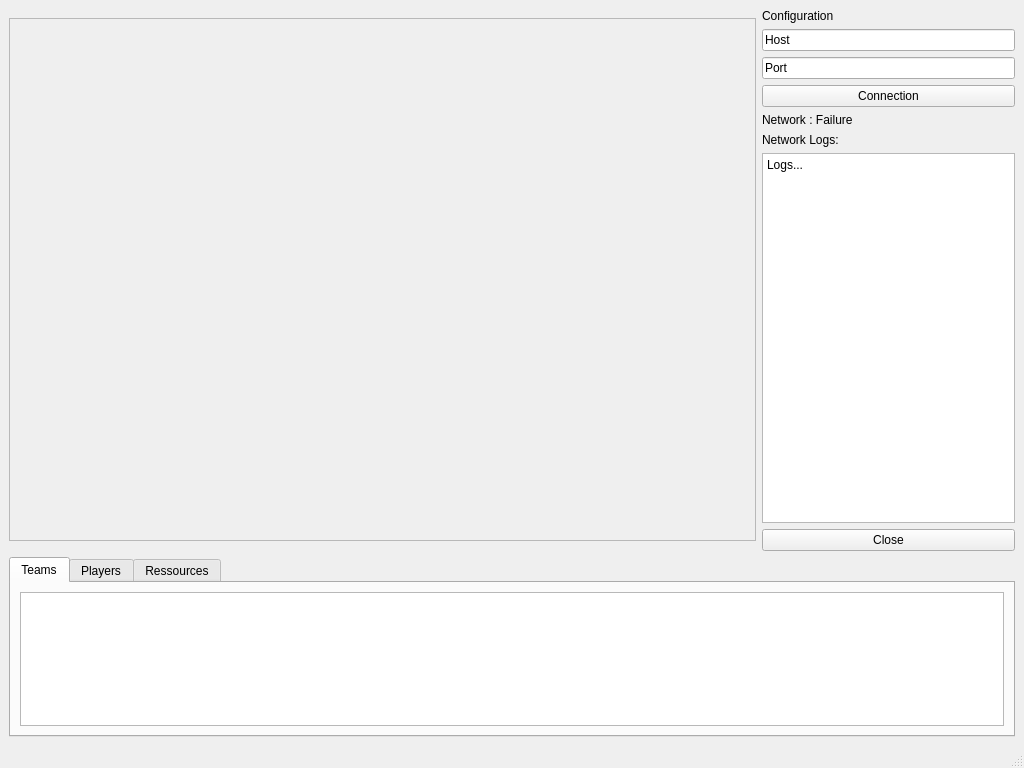
Old version of the form clientqt/src/UI/MainWindow.ui in the repository Armaldio/zappy.
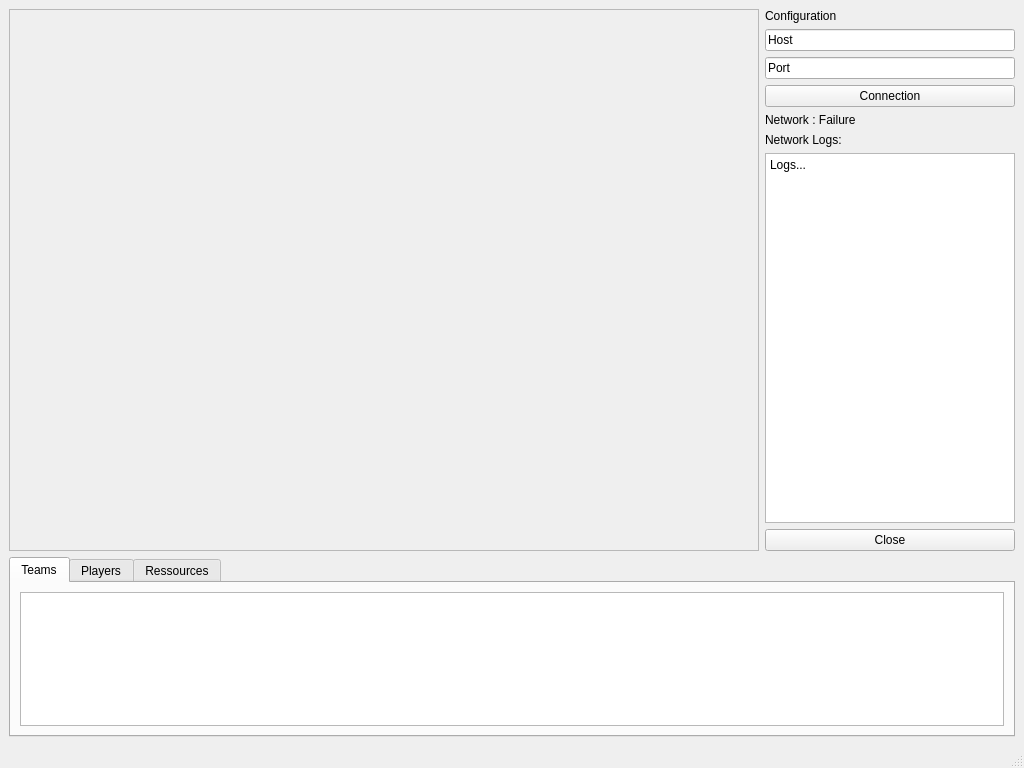
New version of the form.

What changed in the file:
```diff
--- a/clientqt/src/UI/MainWindow.ui
+++ b/clientqt/src/UI/MainWindow.ui
@@ -112,16 +112,10 @@
         </item>
         <item row="0" column="0">
          <widget class="QFrame" name="renderFrame">
-          <property name="sizePolicy">
-           <sizepolicy hsizetype="Maximum" vsizetype="Maximum">
-            <horstretch>0</horstretch>
-            <verstretch>0</verstretch>
-           </sizepolicy>
-          </property>
           <property name="minimumSize">
            <size>
-            <width>747</width>
-            <height>523</height>
+            <width>0</width>
+            <height>0</height>
            </size>
           </property>
           <property name="maximumSize">
@@ -134,7 +128,7 @@
            <cursorShape>WhatsThisCursor</cursorShape>
           </property>
           <property name="autoFillBackground">
-           <bool>false</bool>
+           <bool>true</bool>
           </property>
           <property name="frameShape">
            <enum>QFrame::StyledPanel</enum>
@@ -143,7 +137,7 @@
            <enum>QFrame::Plain</enum>
           </property>
           <property name="lineWidth">
-           <number>0</number>
+           <number>1</number>
           </property>
          </widget>
         </item>
```
